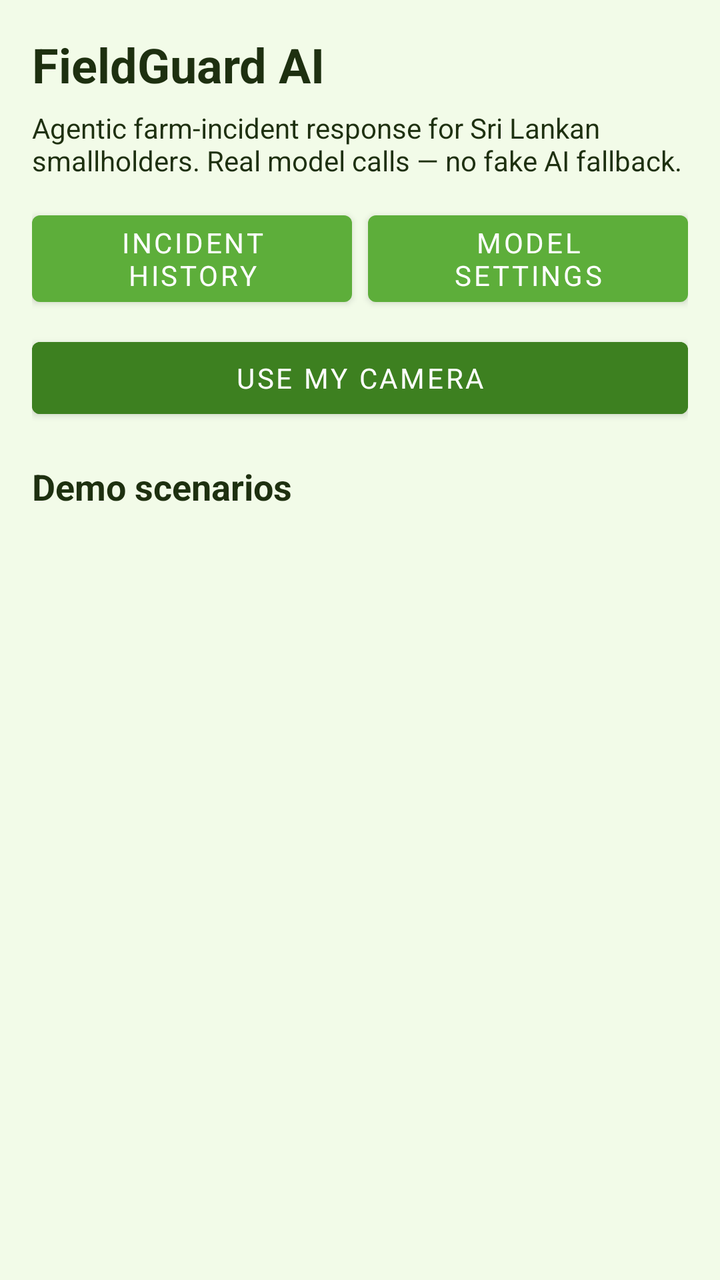
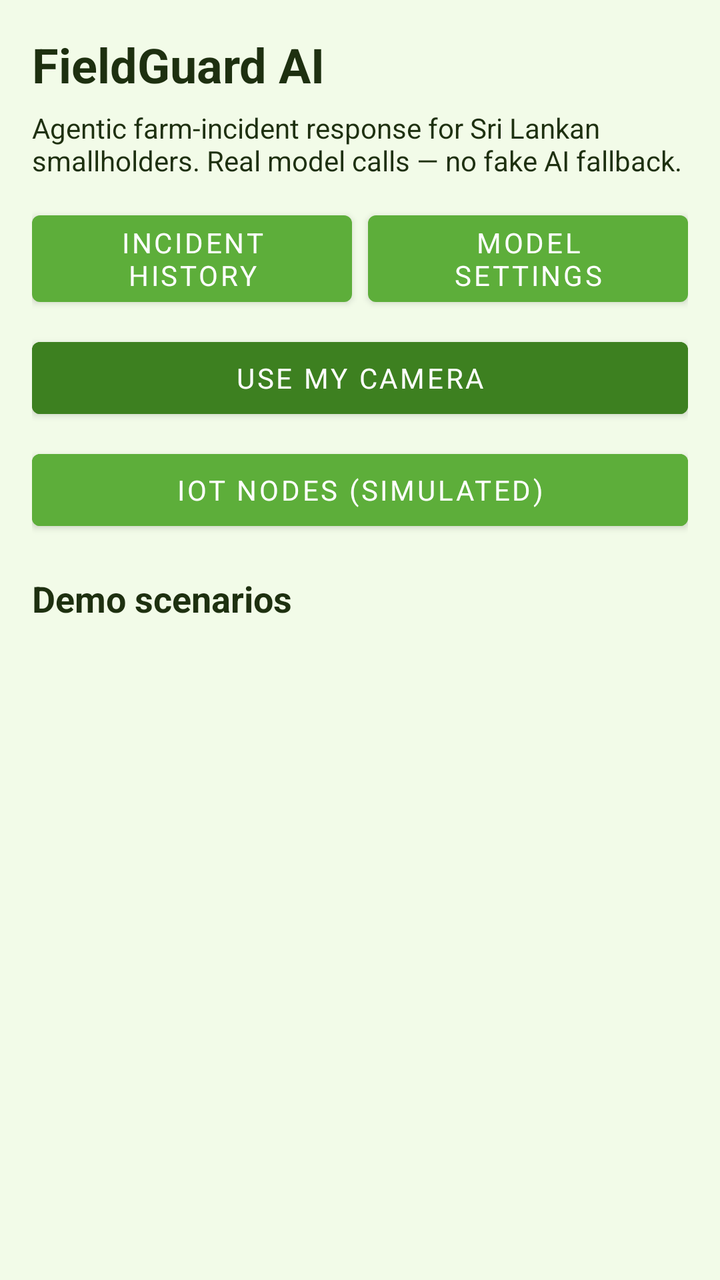

Screens rendered from an Android XML layout before and after an edit, with the pre-edit source and the edit as a unified diff.
<!-- AndroidManifest.xml: application theme AppTheme -->
<!-- res/layout/fragment_fieldguard_home.xml -->
<?xml version="1.0" encoding="utf-8"?>
<ScrollView xmlns:android="http://schemas.android.com/apk/res/android"
    xmlns:app="http://schemas.android.com/apk/res-auto"
    android:layout_width="match_parent"
    android:layout_height="match_parent"
    android:background="@color/background"
    android:fillViewport="true">

    <LinearLayout
        android:layout_width="match_parent"
        android:layout_height="wrap_content"
        android:orientation="vertical"
        android:padding="16dp">

        <TextView
            android:layout_width="match_parent"
            android:layout_height="wrap_content"
            android:text="@string/fieldguard_home_title"
            android:textColor="@color/fontColor"
            android:textSize="24sp"
            android:textStyle="bold" />

        <TextView
            android:layout_width="match_parent"
            android:layout_height="wrap_content"
            android:layout_marginTop="6dp"
            android:text="@string/fieldguard_home_subtitle"
            android:textColor="@color/fontColor"
            android:textSize="14sp" />

        <LinearLayout
            android:layout_width="match_parent"
            android:layout_height="wrap_content"
            android:layout_marginTop="12dp"
            android:orientation="horizontal">

            <Button
                android:id="@+id/fieldguardHistoryBtn"
                android:layout_width="0dp"
                android:layout_height="wrap_content"
                android:layout_weight="1"
                android:layout_marginEnd="8dp"
                android:text="@string/fieldguard_history_btn" />

            <Button
                android:id="@+id/fieldguardSettingsBtn"
                android:layout_width="0dp"
                android:layout_height="wrap_content"
                android:layout_weight="1"
                android:text="@string/fieldguard_settings_btn" />
        </LinearLayout>

        <Button
            android:id="@+id/fieldguardCameraBtn"
            android:layout_width="match_parent"
            android:layout_height="wrap_content"
            android:layout_marginTop="8dp"
            android:backgroundTint="@color/colorPrimaryDark"
            android:text="@string/fieldguard_use_camera"
            android:textColor="@color/white" />

        <TextView
            android:layout_width="match_parent"
            android:layout_height="wrap_content"
            android:layout_marginTop="18dp"
            android:text="@string/fieldguard_scenarios_heading"
            android:textColor="@color/fontColor"
            android:textSize="18sp"
            android:textStyle="bold" />

        <LinearLayout
            android:id="@+id/fieldguardScenarioList"
            android:layout_width="match_parent"
            android:layout_height="wrap_content"
            android:layout_marginTop="8dp"
            android:orientation="vertical" />
    </LinearLayout>
</ScrollView>
<!-- resources referenced by this layout -->
<resources>
  <color name="background">#F2FBE8</color>
  <color name="colorPrimaryDark">#3D8020</color>
  <color name="fontColor">#1E3010</color>
  <color name="white">#FFFFFF</color>
  <string name="fieldguard_history_btn">Incident history</string>
  <string name="fieldguard_home_subtitle">Agentic farm-incident response for Sri Lankan smallholders. Real model calls — no fake AI fallback.</string>
  <string name="fieldguard_home_title">FieldGuard AI</string>
  <string name="fieldguard_scenarios_heading">Demo scenarios</string>
  <string name="fieldguard_settings_btn">Model settings</string>
  <string name="fieldguard_use_camera">Use my camera</string>
  <style name="AppTheme" parent="Theme.MaterialComponents.DayNight.DarkActionBar">
          
          <item name="colorPrimary">@color/colorPrimary</item>
          <item name="colorPrimaryVariant">@color/colorPrimaryDark</item>
          <item name="colorOnPrimary">@color/onPrimary</item>
          <item name="colorSecondary">@color/colorThird</item>
          <item name="colorOnSecondary">@color/white</item>
  
          
          <item name="colorSurface">@color/surface</item>
          <item name="colorOnSurface">@color/fontColor</item>
          <item name="android:colorBackground">@color/background</item>
          <item name="android:windowBackground">@color/background</item>
  
          
          <item name="elevationOverlayEnabled">true</item>
          <item name="elevationOverlayColor">@color/colorPrimary</item>
  
          
          <item name="fontFamily">@font/lato</item>
          <item name="android:textColor">@color/fontColor</item>
  
          
          <item name="android:statusBarColor">@color/colorPrimaryDark</item>
  
          
          <item name="colorAccent">@color/colorPrimary</item>
      </style>
  <color name="colorPrimary">#5DAE3A</color>
  <color name="onPrimary">#FFFFFF</color>
  <color name="colorThird">#FC7557</color>
  <color name="surface">#FFFFFF</color>
</resources>

<!-- the commit's change to res/layout/fragment_fieldguard_home.xml (unified diff, before → after) -->
@@ -59,6 +59,15 @@
             android:text="@string/fieldguard_use_camera"
             android:textColor="@color/white" />
 
+        <Button
+            android:id="@+id/fieldguardIotNodesBtn"
+            android:layout_width="match_parent"
+            android:layout_height="wrap_content"
+            android:layout_marginTop="8dp"
+            android:backgroundTint="@color/colorPrimary"
+            android:text="@string/fieldguard_iot_open_nodes"
+            android:textColor="@color/white" />
+
         <TextView
             android:layout_width="match_parent"
             android:layout_height="wrap_content"
<!-- resource entries referenced after the edit -->
@@ -7,6 +7,7 @@
   <string name="fieldguard_history_btn">Incident history</string>
   <string name="fieldguard_home_subtitle">Agentic farm-incident response for Sri Lankan smallholders. Real model calls — no fake AI fallback.</string>
   <string name="fieldguard_home_title">FieldGuard AI</string>
+  <string name="fieldguard_iot_open_nodes">IoT nodes (simulated)</string>
   <string name="fieldguard_scenarios_heading">Demo scenarios</string>
   <string name="fieldguard_settings_btn">Model settings</string>
   <string name="fieldguard_use_camera">Use my camera</string>
